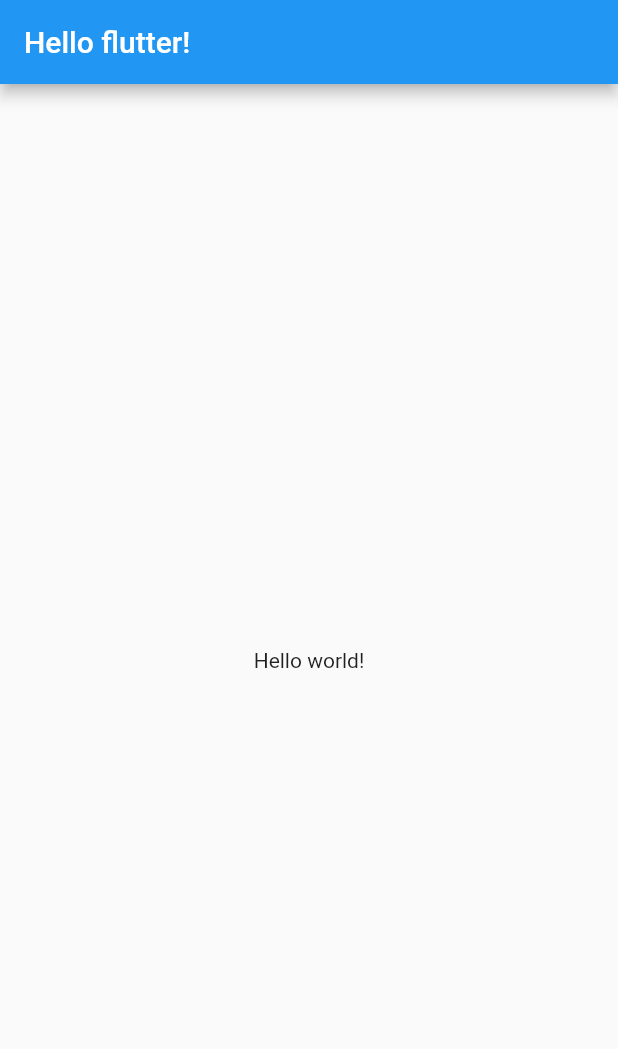
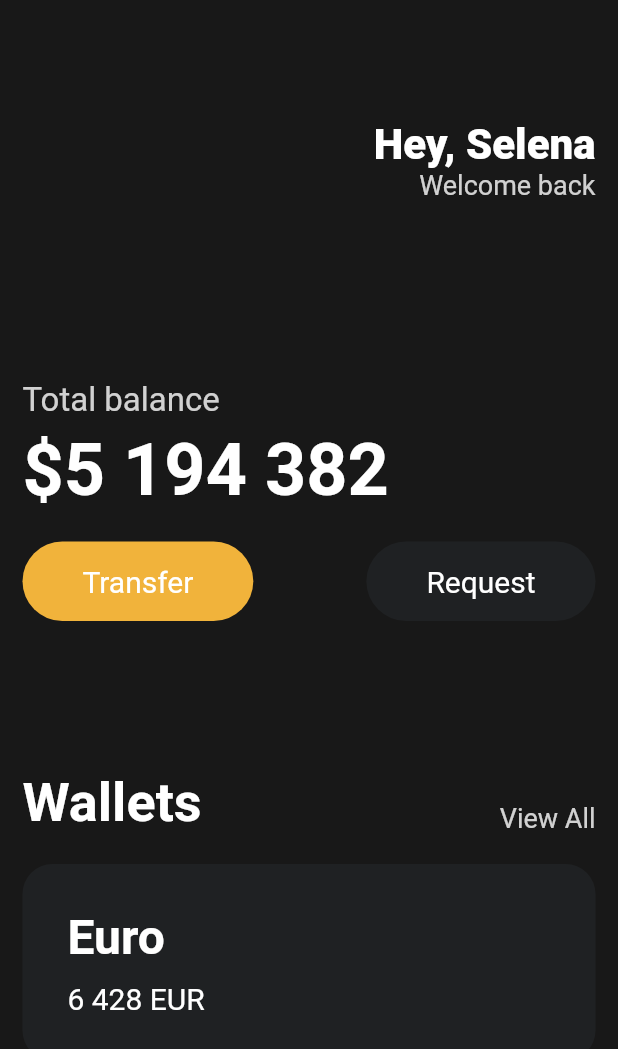
Before and after one commit to seovalue/flutter-webtoon-app, a Flutter app: the screen it shows after launch, on a phone screen of 412 x 824 dp. Shown: the top 1049 px of the screen. Run offline on Flutter 3.47's test engine with Material 2 defaults, Android fonts, the phone set to English and light mode, and no system bars.

Commit message:
feat: make containers and add widgets

```diff
--- a/lib/main.dart
+++ b/lib/main.dart
@@ -1,4 +1,5 @@
 import 'package:flutter/material.dart';
+import 'package:flutter_app/widgets/button.dart';
 
 void main() {
   runApp(App());
@@ -9,13 +10,135 @@ class App extends StatelessWidget {
   Widget build(BuildContext context) {
     return MaterialApp(
       home: Scaffold(
-        appBar: AppBar(
-          title: Text('Hello flutter!'),
-        ),
-        body: Center(
-          child: Text('Hello world!'),
-        ),
-      ),
+          backgroundColor: const Color(0xFF181818),
+          body: Padding(
+              padding: const EdgeInsets.symmetric(horizontal: 15),
+              child: Column(
+                crossAxisAlignment: CrossAxisAlignment.start,
+                children: [
+                  const SizedBox(
+                    height: 80,
+                  ),
+                  // horizontal
+                  Row(
+                    mainAxisAlignment: MainAxisAlignment.end,
+                    children: [
+                      Column(
+                        crossAxisAlignment: CrossAxisAlignment.end,
+                        children: [
+                          const Text(
+                            'Hey, Selena',
+                            style: TextStyle(
+                              color: Colors.white,
+                              fontSize: 28,
+                              fontWeight: FontWeight.w800,
+                            ),
+                          ),
+                          Text('Welcome back',
+                              style: TextStyle(
+                                color: Colors.white.withOpacity(0.8),
+                                fontSize: 18,
+                              )),
+                        ],
+                      )
+                    ],
+                  ),
+                  const SizedBox(
+                    height: 120,
+                  ),
+                  Text(
+                    'Total balance',
+                    style: TextStyle(
+                        color: Colors.white.withOpacity(0.8), fontSize: 22),
+                  ),
+                  const SizedBox(
+                    height: 5,
+                  ),
+                  const Text(
+                    '\$5 194 382',
+                    style: TextStyle(
+                      color: Colors.white,
+                      fontSize: 48,
+                      fontWeight: FontWeight.w600,
+                    ),
+                  ),
+                  const SizedBox(height: 20),
+                  Row(
+                    mainAxisAlignment: MainAxisAlignment.spaceBetween,
+                    children: const [
+                      Button(
+                          text: 'Transfer',
+                          backgroundColor: Color(0xFFF1B33B),
+                          textColor: Colors.white),
+                      Button(
+                          text: 'Request',
+                          backgroundColor: Color(0xFF1F2123),
+                          textColor: Colors.white),
+                    ],
+                  ),
+                  const SizedBox(height: 100),
+                  Row(
+                    crossAxisAlignment: CrossAxisAlignment.end,
+                    mainAxisAlignment: MainAxisAlignment.spaceBetween,
+                    children: [
+                      const Text('Wallets',
+                          style: TextStyle(
+                            color: Colors.white,
+                            fontSize: 36,
+                            fontWeight: FontWeight.w600,
+                          )),
+                      Text('View All',
+                          style: TextStyle(
+                            color: Colors.white.withOpacity(0.8),
+                            fontSize: 18,
+                          ))
+                    ],
+                  ),
+                  const SizedBox(
+                    height: 20,
+                  ),
+                  Container(
+                    decoration: BoxDecoration(
+                      color: Color(0xFF1F2123),
+                      borderRadius: BorderRadius.circular(20),
+                    ),
+                    child: Padding(
+                      padding: const EdgeInsets.all(30),
+                      child: Row(
+                        children: [
+                          Column(
+                            crossAxisAlignment: CrossAxisAlignment.start,
+                            children: [
+                              const Text('Euro',
+                                  style: TextStyle(
+                                    color: Colors.white,
+                                    fontSize: 32,
+                                    fontWeight: FontWeight.w600,
+                                  )),
+                              const SizedBox(height: 10),
+                              Row(
+                                children: [
+                                  const Text('6 428',
+                                      style: TextStyle(
+                                        color: Colors.white,
+                                        fontSize: 20,
+                                      )),
+                                  const SizedBox(width: 5),
+                                  const Text('EUR',
+                                      style: TextStyle(
+                                        color: Colors.white,
+                                        fontSize: 20,
+                                      )),
+                                ],
+                              )
+                            ],
+                          )
+                        ],
+                      ),
+                    ),
+                  ),
+                ],
+              ))),
     );
   }
 }
--- /dev/null
+++ b/lib/widgets/button.dart
@@ -0,0 +1,34 @@
+import 'package:flutter/cupertino.dart';
+import 'package:flutter/material.dart';
+
+class Button extends StatelessWidget {
+  final String text;
+  final Color backgroundColor;
+  final Color textColor;
+
+  const Button(
+      {super.key,
+      required this.text,
+      required this.backgroundColor,
+      required this.textColor});
+
+  @override
+  Widget build(BuildContext context) {
+    return Container(
+      decoration: BoxDecoration(
+        color: backgroundColor,
+        borderRadius: BorderRadius.circular(45),
+      ),
+      child: Padding(
+        padding: const EdgeInsets.symmetric(vertical: 15, horizontal: 40),
+        child: Text(
+          text,
+          style: TextStyle(
+            fontSize: 20,
+            color: textColor,
+          ),
+        ),
+      ),
+    );
+  }
+}
```
